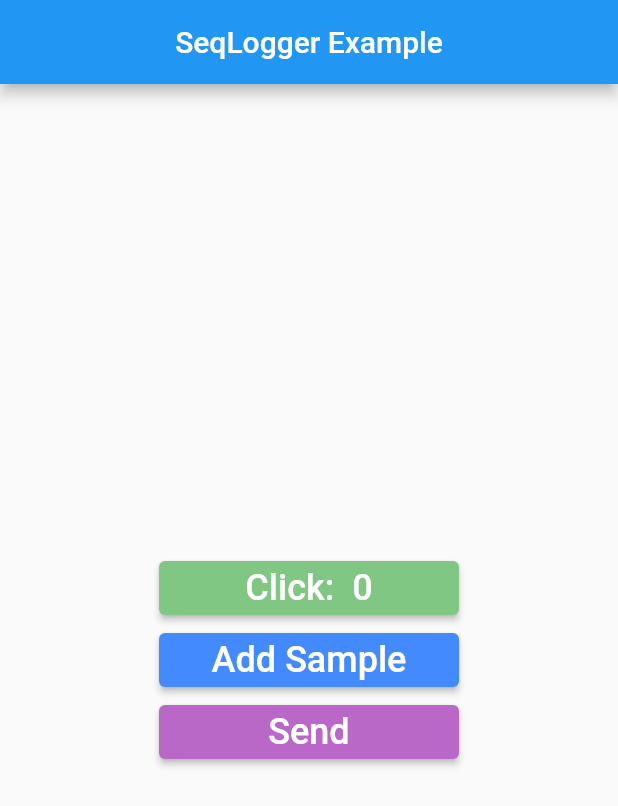
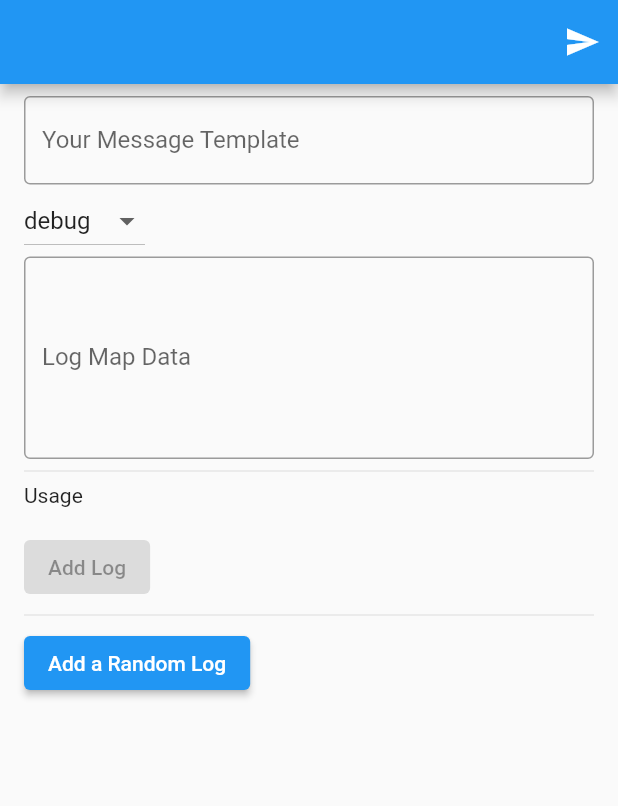
Before and after one commit to deliqs/seq-logger, a Flutter app: the screen it shows after launch, on a phone screen of 412 x 824 dp. Shown: the top 806 px of the screen. Run offline on Flutter 3.47's test engine with Material 2 defaults, Android fonts, the phone set to English and light mode, and no system bars; our stand-ins replace dio, sqflite; accounts and stored records are empty.

Commit message:
release 1.0.6
Fixed API_KEY key name in request header
Fixed error level in message template
Updated packages
Changed example project

````diff
--- a/example/lib/main.dart
+++ b/example/lib/main.dart
@@ -1,15 +1,17 @@
-import 'dart:math';
+import 'dart:convert';
 
 import 'package:flutter/material.dart';
 import 'package:seq_logger/seq_logger.dart';
 
 void main() {
   if (!SeqLogger.initialized) {
-    SeqLogger.init(url: "YOUR_API_ENDPOINT_URL_HERE");
+    SeqLogger.init(
+      url: 'your_seq_url_here',
+      apiKey: "YOUR_APIKEY_HERE",
+      batchSize: 50,
+    );
   }
-
   runApp(const MyApp());
-
 }
 
 class MyApp extends StatelessWidget {
@@ -18,161 +20,177 @@ class MyApp extends StatelessWidget {
   @override
   Widget build(BuildContext context) {
     return const MaterialApp(
-      debugShowCheckedModeBanner: false,
-      home: MyPage(),
+      home: HomeScreen(),
     );
   }
 }
 
-class MyPage extends StatefulWidget {
-  const MyPage({super.key});
+class HomeScreen extends StatefulWidget {
+  const HomeScreen({super.key});
 
   @override
-  State<MyPage> createState() => _MyPageState();
+  State<HomeScreen> createState() => _HomeScreenState();
 }
 
-class _MyPageState extends State<MyPage> {
-  int recordCount = 0;
+class _HomeScreenState extends State<HomeScreen> {
+  late TextEditingController messageController;
+  late TextEditingController dataController;
+  LogLevel selectedLogLevel = LogLevel.debug;
+  String logUsageText = "";
+  bool dataError = false;
+
+  @override
+  void initState() {
+    super.initState();
+    messageController = TextEditingController();
+    dataController = TextEditingController();
+  }
+
+  @override
+  void dispose() {
+    messageController.dispose();
+    dataController.dispose();
+    super.dispose();
+  }
+
   @override
   Widget build(BuildContext context) {
     return Scaffold(
+      resizeToAvoidBottomInset: true,
       appBar: AppBar(
-        centerTitle: true,
-        title: const Text("SeqLogger Example"),
+        actions: [
+          IconButton(
+            icon: const Icon(Icons.send),
+            onPressed: () => SeqLogger.sendLogs(),
+          )
+        ],
       ),
-      body: Center(
+      body: SingleChildScrollView(
+        padding: const EdgeInsets.symmetric(horizontal: 16, vertical: 8),
         child: Column(
-          mainAxisAlignment: MainAxisAlignment.center,
-          crossAxisAlignment: CrossAxisAlignment.center,
+          mainAxisSize: MainAxisSize.min,
+          crossAxisAlignment: CrossAxisAlignment.start,
           children: [
-            SizedBox(
-              width: 200,
-              child: ElevatedButton(
-                style: ButtonStyle(
-                  backgroundColor: MaterialStateProperty.all(Colors.green.shade300),
-                ),
-                onPressed: (() async {
-                  int recCount = await SeqLogger.getRecordCount();
-                  setState(() {
-                    recordCount = recCount;
-                  });
-                }),
-                child: Text(
-                  "Click:  $recordCount",
-                  style: const TextStyle(fontSize: 24),
-                  textAlign: TextAlign.center,
-                ),
+            TextField(
+              controller: messageController,
+              maxLines: 1,
+              onChanged: (value) => populateSampleData(),
+              decoration: const InputDecoration(
+                  border: OutlineInputBorder(),
+                  labelText: "Your Message Template",
+                  hintText: "my foo value is {foo} and {mySample}"),
+            ),
+            DropdownButton<LogLevel>(
+              value: selectedLogLevel,
+              items: const [
+                DropdownMenuItem<LogLevel>(
+                    value: LogLevel.info, child: Text("info")),
+                DropdownMenuItem<LogLevel>(
+                    value: LogLevel.warning, child: Text("warning")),
+                DropdownMenuItem<LogLevel>(
+                    value: LogLevel.debug, child: Text("debug")),
+                DropdownMenuItem<LogLevel>(
+                    value: LogLevel.error, child: Text("error")),
+                DropdownMenuItem<LogLevel>(
+                    value: LogLevel.verbose, child: Text("verbose")),
+              ],
+              onChanged: (LogLevel? v) {
+                if (v != null) {
+                  setState(() => selectedLogLevel = v);
+                }
+                populateSampleData();
+              },
+            ),
+            TextField(
+              controller: dataController,
+              minLines: 5,
+              maxLines: 10,
+              onChanged: (value) => populateSampleData(),
+              decoration: const InputDecoration(
+                border: OutlineInputBorder(),
+                labelText: "Log Map Data",
+                hintText: '''
+{
+  "foo": "bar",
+  "mySample": true,
+}
+                ''',
               ),
             ),
-            SizedBox(
-              width: 200,
-              child: ElevatedButton(
-                style: ButtonStyle(
-                  backgroundColor: MaterialStateProperty.all(Colors.blueAccent.shade200),
-                ),
+            const Divider(),
+            const Text("Usage"),
+            Text(dataError
+                ? "Cannot parse 'Log Map Data' as Map"
+                : logUsageText),
+            ElevatedButton(
+                onPressed: logUsageText.isEmpty
+                    ? null
+                    : () {
+                        SeqLogger.addLogToDb(
+                            message: messageController.text,
+                            level: selectedLogLevel,
+                            data: dataController.text.isEmpty
+                                ? null
+                                : json.decode(dataController.text));
+                      },
+                child: const Text("Add Log")),
+            const Divider(),
+            ElevatedButton(
                 onPressed: () {
-                  String sampleLog = sampleLogs.first;
-                  showModalBottomSheet(
-                    context: context,
-                    builder: (context) {
-                      return Padding(
-                        padding: EdgeInsets.only(bottom: MediaQuery.of(context).viewInsets.bottom),
-                        child: Container(
-                          padding: const EdgeInsets.all(20),
-                          child: Column(
-                            mainAxisSize: MainAxisSize.min,
-                            children: [
-                              Padding(
-                                padding: const EdgeInsets.all(24.0),
-                                child: TextField(
-                                    autofocus: true,
-                                    controller: TextEditingController(text: Utils.generateRandom()),
-                                    decoration: const InputDecoration(
-                                      border: OutlineInputBorder(),
-                                      hintText: 'Enter ',
-                                    )),
-                              ),
-                              Row(
-                                mainAxisAlignment: MainAxisAlignment.spaceAround,
-                                crossAxisAlignment: CrossAxisAlignment.center,
-                                children: [
-                                  ElevatedButton(
-                                    onPressed: () {
-                                      var r = sampleLog;
-                                      SeqLogger.logInfo(message: r);
-                                      Navigator.pop(context);
-                                    },
-                                    child: const Text("Save"),
-                                  ),
-                                  ElevatedButton(
-                                    onPressed: () {
-                                      Navigator.pop(context);
-                                    },
-                                    child: const Text("Back"),
-                                  ),
-                                ],
-                              ),
-                            ],
-                          ),
-                        ),
-                      );
+                  SeqLogger.addLogToDb(
+                    message: "APP my foo is {foo}, my boolean is {b}",
+                    data: {
+                      "foo": "bar",
+                      "b": true,
+                      "additional": [
+                        {"complexObject": 1},
+                        {"complexObject": 2, "hello": "world"},
+                      ]
                     },
-                    isScrollControlled: true,
+                    level: LogLevel.info,
                   );
                 },
-                child: const Text(
-                  "Add Sample",
-                  style: TextStyle(fontSize: 24),
-                  textAlign: TextAlign.center,
-                ),
-              ),
-            ),
-            SizedBox(
-              width: 200,
-              child: ElevatedButton(
-                style: ButtonStyle(
-                  backgroundColor: MaterialStateProperty.all(Colors.purple.shade300),
-                ),
-                onPressed: () {
-                  SeqLogger.sendLogs();
-                },
-                child: const Text(
-                  "Send",
-                  style: TextStyle(fontSize: 24),
-                  textAlign: TextAlign.center,
-                ),
-              ),
-            )
+                child: const Text("Add a Random Log"))
           ],
         ),
       ),
     );
   }
-}
 
-const List<String> sampleLogs = [
-  "Lorem ipsum dolor sit amet, consectetur adipiscing elit.",
-  "Sed ultricies metus ut ultrices commodo.",
-  "Etiam ut nisi ac urna tempor vehicula",
-  "Cras vitae magna eleifend, imperdiet ex eget, rutrum dolor.",
-  "Aliquam porttitor dolor sed efficitur porttitor.",
-  "Donec a justo id felis hendrerit scelerisque.",
-  "Pellentesque id nunc dignissim, volutpat lectus eget, vestibulum metus.",
-  "Curabitur sed lorem ut erat vestibulum posuere consequat vitae metus.",
-  "Quisque lobortis leo ut tristique faucibus.",
-  "Nam eget mi non nibh sagittis ultricies.",
-  "Vestibulum sed neque ac sem dictum ullamcorper.",
-  "Maecenas vitae nulla volutpat diam dignissim rhoncus.",
-  "Nulla fermentum lectus vel iaculis posuere.",
-  "Cras eget erat at erat suscipit porttitor id ut libero.",
-];
+  void populateSampleData() {
+    if (messageController.text.isNotEmpty) {
+      if (dataController.text.isEmpty) {
+        setState(() => dataError = false);
+        setState(() {
+          logUsageText = '''
+SeqLogger.addLogToDb(
+  message: "${messageController.text}",
+  level: $selectedLogLevel,
+);
+              ''';
+        });
+      } else {
+        try {
+          Map<String, dynamic> dataMap = json.decode(dataController.text);
 
-class Utils {
-  static String generateRandom() {
-    final random = Random();
-    const availableChars = sampleLogs;
-    final randomString = List.generate(1, (index) => availableChars[random.nextInt(availableChars.length)]).join();
-
-    return randomString;
+          setState(() => dataError = false);
+          setState(() {
+            logUsageText = '''
+SeqLogger.addLogToDb(
+  message: "${messageController.text}",
+  level: $selectedLogLevel,
+  data: ${json.encode(dataMap)}
+);
+              ''';
+          });
+        } catch (ex) {
+          setState(() => dataError = true);
+        }
+      }
+    } else {
+      setState(() {
+        logUsageText = '';
+      });
+    }
   }
 }
--- a/lib/seq_logger.dart
+++ b/lib/seq_logger.dart
@@ -41,8 +41,6 @@ class SeqLogger {
   ///
   /// (Enum) level: importance level of your log, default is info
   ///
-  /// (String?) l: String presentation of your error exception.
-  ///
   /// (Json?) data: Any json data.
   ///
   /// ```
@@ -52,14 +50,13 @@ class SeqLogger {
   static Future<void> addLogToDb({
     required String message,
     LogLevel level = LogLevel.info,
-    String? l,
     Map<String, dynamic>? data,
   }) async {
     var logModel = LogModel(
-      level: level.index,
+      level: _nameOfLevel(level),
       mt: message,
       t: LoggerUtils.getDbTime(),
-      l: l,
+      data: data,
     );
 
     await _LoggerDbProvider.db.insert(logModel: logModel);
@@ -107,7 +104,10 @@ class SeqLogger {
 
     var logs = await _LoggerDbProvider.db.getLogs();
 
-    if (logs.isEmpty) return;
+    if (logs.isEmpty) {
+      log("No logs to sent", name: "SeqLogger");
+      return;
+    }
 
     String dataToSend = "";
     var logsToDelete = <int>[];
@@ -123,9 +123,25 @@ class SeqLogger {
     if (sendResult) {
       // delete sent items from SQLite Db
       var deleteResult = await _LoggerDbProvider.db.deleteLogs(logsToDelete);
-      log("$deleteResult record(s) has been sent", name: "SeqLogger");
+      log("${logs.length} record(s) has been sent, $deleteResult record(s) has been deleted",
+          name: "SeqLogger");
       // re-run to send remaining items.
       sendLogs();
+    }
+  }
+
+  static String _nameOfLevel(LogLevel level) {
+    switch (level) {
+      case LogLevel.info:
+        return "info";
+      case LogLevel.error:
+        return "error";
+      case LogLevel.verbose:
+        return "verbose";
+      case LogLevel.warning:
+        return "warning";
+      default:
+        return "debug";
     }
   }
 }
@@ -140,7 +156,7 @@ class LoggerNetworkProvider {
     dio.options.responseType = ResponseType.json;
     dio.options.contentType = "text/plain";
     if (SeqLogger._apiKey != null && SeqLogger._apiKey!.isNotEmpty) {
-      dio.options.headers.addAll({"X-Api-Key": SeqLogger._apiKey});
+      dio.options.headers.addAll({"X-Seq-ApiKey": SeqLogger._apiKey});
     }
     try {
       final response = await dio.post(SeqLogger._url, data: dataList);
@@ -188,23 +204,17 @@ class _LoggerDbProvider {
   }
 
   /// Method that adds logs to database
-  Future<int> insert(
-      {required LogModel logModel, Map<String, dynamic>? data}) async {
+  Future<int> insert({required LogModel logModel}) async {
     final db = await database;
     if (db == null) return -1;
     try {
       Map<String, dynamic> map = {};
-      if (data == null) {
-        map = logModel.toMap();
-      } else {
-        map = data;
+      logModel.data ??= {};
+      map = logModel.data!;
       map["@t"] = logModel.t;
       map["@mt"] = logModel.mt;
-        map["level"] = logModel.level;
-        if (logModel.l != null) {
-          map["@l"] = logModel.l;
-        }
-      }
+      map["@l"] = logModel.level;
+
       String mapString = json.encode(map);
 
       Map<String, String> dbMap = {
@@ -346,38 +356,30 @@ enum LogLevel {
 class LogModel {
   String t;
   String mt;
-  String? l;
-  int level;
+  String level;
+  Map<String, dynamic>? data;
   LogModel({
     required this.t,
     required this.mt,
-    this.l,
-    this.level = 1,
+    this.level = "debug",
+    this.data,
   });
 
   Map<String, dynamic> toMap() {
-    if (l != null) {
     return <String, dynamic>{
       '@t': t,
       '@mt': mt,
-        'Level': level,
-        '@l': l,
+      '@l': level,
+      'data': data,
     };
-    } else {
-      return <String, dynamic>{
-        '@t': t,
-        '@mt': mt,
-        'Level': level,
-      };
-    }
   }
 
   factory LogModel.fromMap(Map<String, dynamic> map) {
     return LogModel(
-      t: map['@t'] as String,
-      mt: map['@mt'] as String,
-      level: map['Level'] as int,
-      l: map['@l'] != null ? map['l'] as String : null,
+      t: map['@t'],
+      mt: map['@mt'],
+      level: map['@l'],
+      data: map['data'],
     );
   }
 }
--- a/pubspec.yaml
+++ b/pubspec.yaml
@@ -1,6 +1,6 @@
 name: seq_logger
 description: The package that writes the logs to the database and sends these logs to the SEQ LOG Api service.
-version: 1.0.5
+version: 1.0.6
 repository: https://github.com/Performans-Dev/seq_logger/
 environment:
   sdk: '>=2.18.4 <3.0.0'
@@ -9,7 +9,7 @@ environment:
 dependencies:
   flutter:
     sdk: flutter
-  dio: ^4.0.6
+  dio: ^5.0.1
   intl: ^0.18.0
   path: ^1.8.2
   path_provider: ^2.0.12
````
Also changed, not shown: 4 other files. Lines whose indentation alone changed are shown as unchanged.
